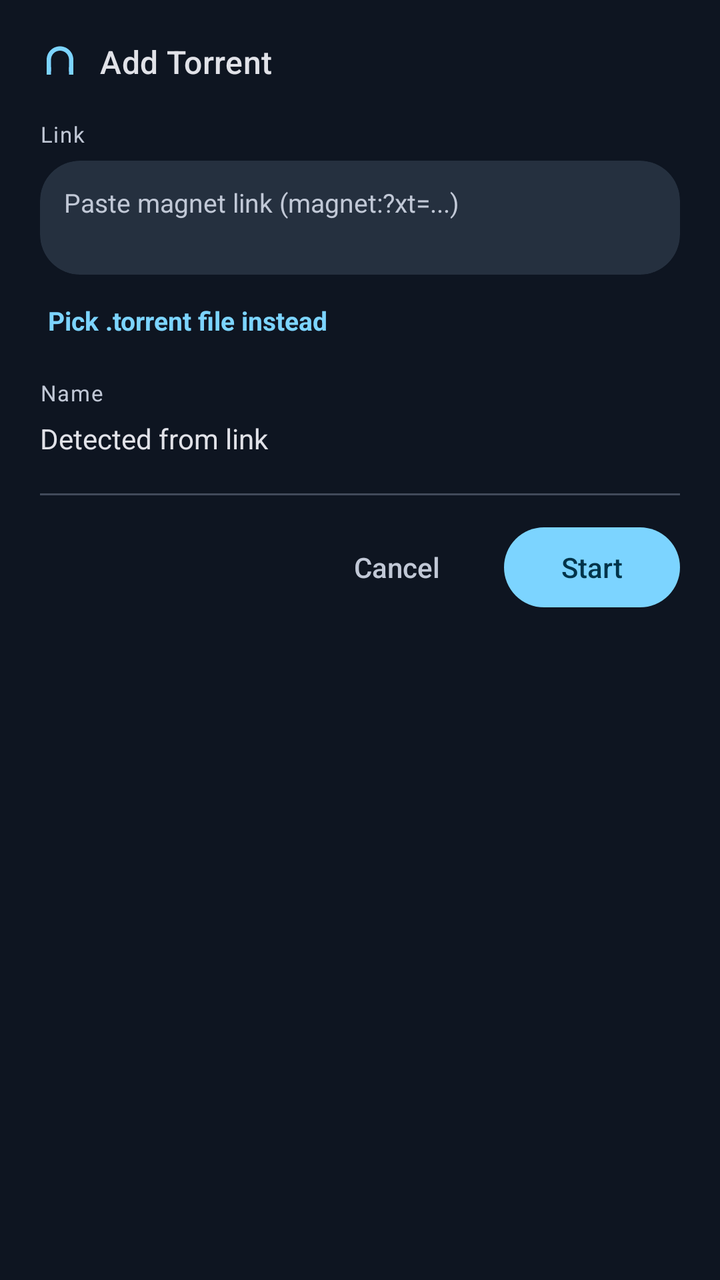
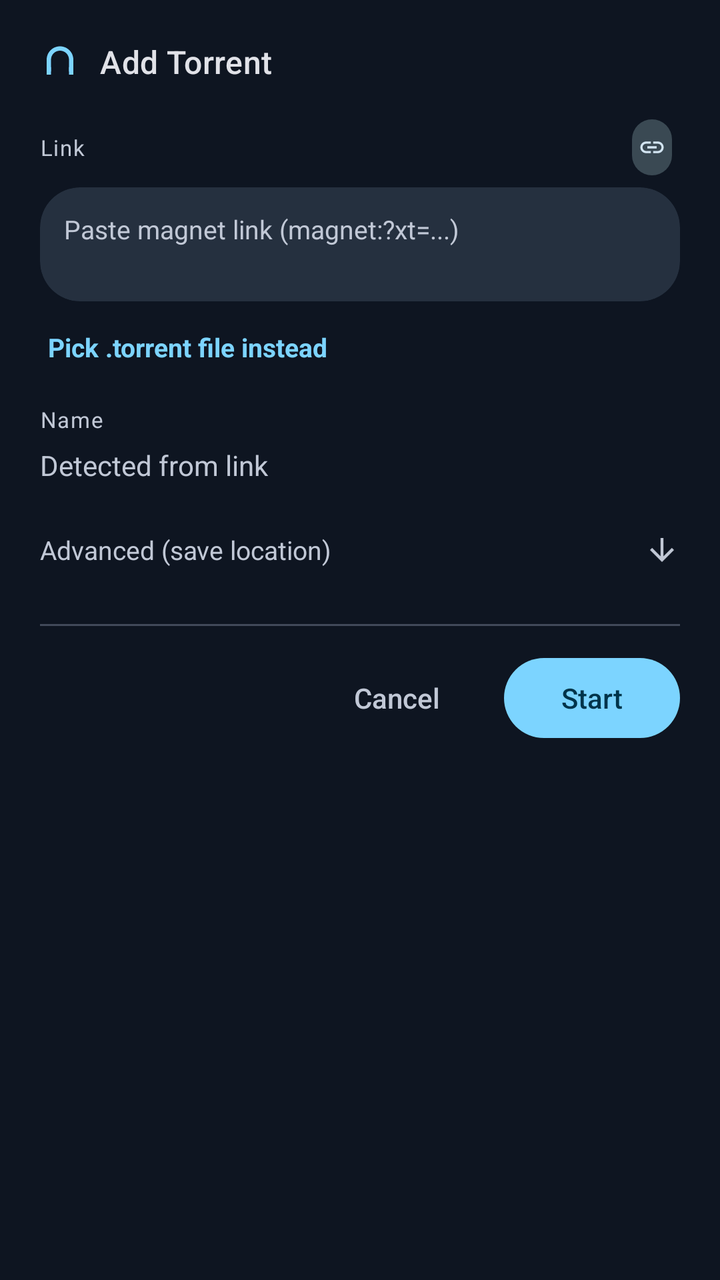

An Android layout rendered at two revisions. The XML below is the earlier revision; the diff shows what the commit changed to produce the second picture.
<!-- AndroidManifest.xml: application theme Theme.Xmd -->
<!-- res/layout/dialog_add_torrent.xml -->
<?xml version="1.0" encoding="utf-8"?>
<LinearLayout xmlns:android="http://schemas.android.com/apk/res/android"
    xmlns:app="http://schemas.android.com/apk/res-auto"
    android:layout_width="match_parent"
    android:layout_height="wrap_content"
    android:orientation="vertical"
    android:padding="20dp">

    
    <LinearLayout
        android:layout_width="match_parent"
        android:layout_height="wrap_content"
        android:orientation="horizontal"
        android:gravity="center_vertical"
        android:layout_marginBottom="18dp">

        <ImageView
            android:layout_width="20dp"
            android:layout_height="20dp"
            android:src="@drawable/ic_magnet"
            android:tint="@color/m3_primary"
            android:layout_marginEnd="10dp"
            android:contentDescription="@null" />

        <TextView
            android:layout_width="0dp"
            android:layout_height="wrap_content"
            android:layout_weight="1"
            android:text="@string/torrent_dialog_title"
            android:textColor="@color/m3_on_surface"
            android:textAppearance="@style/TextAppearance.Xmd.TitleMedium" />
    </LinearLayout>

    
    <TextView
        android:layout_width="wrap_content"
        android:layout_height="wrap_content"
        android:text="@string/torrent_dialog_link_label"
        android:textColor="@color/m3_on_surface_variant"
        android:textSize="11sp"
        android:letterSpacing="0.05"
        android:layout_marginBottom="6dp" />

    
    <com.google.android.material.card.MaterialCardView
        android:layout_width="match_parent"
        android:layout_height="wrap_content"
        app:cardBackgroundColor="@color/m3_surface_container_high"
        app:shapeAppearance="@style/ShapeAppearance.Xmd.Medium"
        app:cardElevation="0dp"
        app:strokeWidth="0dp">

        <EditText
            android:id="@+id/torrentLinkInput"
            android:layout_width="match_parent"
            android:layout_height="wrap_content"
            android:minLines="2"
            android:maxLines="4"
            android:gravity="top"
            android:inputType="textMultiLine|textNoSuggestions"
            android:background="@null"
            android:padding="12dp"
            android:hint="@string/torrent_dialog_link_hint"
            android:textColorHint="@color/m3_on_surface_variant"
            android:textColor="@color/m3_on_surface"
            android:textSize="13sp" />
    </com.google.android.material.card.MaterialCardView>

    
    <TextView
        android:id="@+id/torrentPickFileText"
        android:layout_width="wrap_content"
        android:layout_height="wrap_content"
        android:layout_marginTop="10dp"
        android:text="@string/torrent_dialog_pick_file"
        android:textColor="@color/m3_primary"
        android:textSize="13sp"
        android:textStyle="bold"
        android:background="?attr/selectableItemBackground"
        android:padding="4dp" />

    
    <TextView
        android:layout_width="wrap_content"
        android:layout_height="wrap_content"
        android:text="@string/torrent_dialog_name_label"
        android:textColor="@color/m3_on_surface_variant"
        android:textSize="11sp"
        android:letterSpacing="0.05"
        android:layout_marginTop="16dp"
        android:layout_marginBottom="6dp" />

    <TextView
        android:id="@+id/torrentNameText"
        android:layout_width="match_parent"
        android:layout_height="wrap_content"
        android:text="@string/torrent_dialog_name_placeholder"
        android:textColor="@color/m3_on_surface"
        android:textSize="14sp"
        android:maxLines="2"
        android:ellipsize="middle" />

    
    <View
        android:layout_width="match_parent"
        android:layout_height="1dp"
        android:background="@color/m3_outline_variant"
        android:layout_marginTop="18dp"
        android:layout_marginBottom="4dp" />

    
    <LinearLayout
        android:layout_width="match_parent"
        android:layout_height="wrap_content"
        android:orientation="horizontal"
        android:gravity="end"
        android:layout_marginTop="8dp">

        <com.google.android.material.button.MaterialButton
            android:id="@+id/torrentCancelButton"
            style="@style/Widget.Xmd.Button.Text"
            android:layout_width="wrap_content"
            android:layout_height="wrap_content"
            android:text="@string/action_cancel"
            android:textColor="@color/m3_on_surface_variant" />

        <com.google.android.material.button.MaterialButton
            android:id="@+id/torrentStartButton"
            style="@style/Widget.Xmd.Button"
            android:layout_width="wrap_content"
            android:layout_height="wrap_content"
            android:layout_marginStart="8dp"
            android:text="@string/action_start"
            app:backgroundTint="@color/m3_primary"
            android:textColor="@color/m3_on_primary" />
    </LinearLayout>
</LinearLayout>
<!-- resources referenced by this layout -->
<resources>
  <color name="m3_on_primary">#00344A</color>
  <color name="m3_on_surface">#E1E2E8</color>
  <color name="m3_on_surface_variant">#C1C8D6</color>
  <color name="m3_outline_variant">#414A5A</color>
  <color name="m3_primary">#7CD4FF</color>
  <color name="m3_surface_container_high">#25303F</color>
  <string name="action_cancel">Cancel</string>
  <string name="action_start">Start</string>
  <string name="torrent_dialog_link_hint">Paste magnet link (magnet:?xt=...)</string>
  <string name="torrent_dialog_link_label">Link</string>
  <string name="torrent_dialog_name_label">Name</string>
  <string name="torrent_dialog_name_placeholder">Detected from link</string>
  <string name="torrent_dialog_pick_file">Pick .torrent file instead</string>
  <string name="torrent_dialog_title">Add Torrent</string>
  <color name="m3_primary_container">#00496A</color>
  <color name="m3_on_primary_container">#C7E7FF</color>
  <color name="m3_secondary">#B7CAD6</color>
  <color name="m3_on_secondary">#22323C</color>
  <color name="m3_secondary_container">#3A4953</color>
  <color name="m3_on_secondary_container">#D3E5F2</color>
  <color name="m3_tertiary">#FFB4A0</color>
  <color name="m3_on_tertiary">#5C1900</color>
  <color name="m3_tertiary_container">#7D2C0F</color>
  <color name="m3_on_tertiary_container">#FFDBCF</color>
  <color name="m3_error">#FFB4AB</color>
  <color name="m3_on_error">#690005</color>
  <color name="m3_error_container">#93000A</color>
  <color name="m3_on_error_container">#FFDAD6</color>
  <color name="m3_background">#0E1521</color>
  <color name="m3_on_background">#E1E2E8</color>
  <color name="m3_surface">#0E1521</color>
  <color name="m3_surface_dim">#0E1521</color>
  <color name="m3_surface_bright">#343B47</color>
  <color name="m3_surface_container_lowest">#090E17</color>
  <color name="m3_surface_container_low">#161D2A</color>
  <color name="m3_surface_container">#1A2230</color>
  <color name="m3_surface_container_highest">#303B4A</color>
  <color name="m3_outline">#8B93A3</color>
  <color name="m3_inverse_surface">#E1E2E8</color>
  <color name="m3_inverse_on_surface">#1A2230</color>
  <color name="m3_inverse_primary">#00658F</color>
  <!-- unchanged entries left out for length: 24 -->
</resources>

<!-- the commit's change to res/layout/dialog_add_torrent.xml (unified diff, before → after) -->
@@ -32,14 +32,35 @@
     </LinearLayout>
 
     
-    <TextView
-        android:layout_width="wrap_content"
-        android:layout_height="wrap_content"
-        android:text="@string/torrent_dialog_link_label"
-        android:textColor="@color/m3_on_surface_variant"
-        android:textSize="11sp"
-        android:letterSpacing="0.05"
-        android:layout_marginBottom="6dp" />
+    <LinearLayout
+        android:layout_width="match_parent"
+        android:layout_height="wrap_content"
+        android:orientation="horizontal"
+        android:gravity="center_vertical"
+        android:layout_marginBottom="6dp">
+
+        <TextView
+            android:layout_width="0dp"
+            android:layout_height="wrap_content"
+            android:layout_weight="1"
+            android:text="@string/torrent_dialog_link_label"
+            android:textColor="@color/m3_on_surface_variant"
+            android:textSize="11sp"
+            android:letterSpacing="0.05" />
+
+        <com.google.android.material.button.MaterialButton
+            android:id="@+id/torrentCopyLinkButton"
+            style="@style/Widget.Xmd.IconButton.Tonal"
+            android:layout_width="28dp"
+            android:layout_height="28dp"
+            app:icon="@drawable/ic_link"
+            app:iconGravity="textStart"
+            app:iconPadding="0dp"
+            app:iconSize="14dp"
+            android:insetTop="0dp"
+            android:insetBottom="0dp"
+            android:contentDescription="@string/torrent_dialog_copy_link" />
+    </LinearLayout>
 
     
     <com.google.android.material.card.MaterialCardView
@@ -90,15 +111,92 @@
         android:layout_marginTop="16dp"
         android:layout_marginBottom="6dp" />
 
-    <TextView
-        android:id="@+id/torrentNameText"
-        android:layout_width="match_parent"
-        android:layout_height="wrap_content"
-        android:text="@string/torrent_dialog_name_placeholder"
+    
+    <EditText
+        android:id="@+id/torrentNameInput"
+        android:layout_width="match_parent"
+        android:layout_height="wrap_content"
+        android:background="@null"
+        android:padding="0dp"
+        android:hint="@string/torrent_dialog_name_placeholder"
+        android:textColorHint="@color/m3_on_surface_variant"
         android:textColor="@color/m3_on_surface"
         android:textSize="14sp"
         android:maxLines="2"
-        android:ellipsize="middle" />
+        android:inputType="text" />
+
+    
+    <LinearLayout
+        android:id="@+id/torrentAdvancedHeader"
+        android:layout_width="match_parent"
+        android:layout_height="wrap_content"
+        android:orientation="horizontal"
+        android:gravity="center_vertical"
+        android:background="?attr/selectableItemBackground"
+        android:paddingVertical="10dp"
+        android:layout_marginTop="14dp">
+
+        <TextView
+            android:layout_width="0dp"
+            android:layout_height="wrap_content"
+            android:layout_weight="1"
+            android:text="@string/torrent_dialog_advanced_label"
+            android:textColor="@color/m3_on_surface_variant"
+            android:textSize="13sp" />
+
+        <ImageView
+            android:id="@+id/torrentAdvancedChevron"
+            android:layout_width="18dp"
+            android:layout_height="18dp"
+            android:src="@drawable/ic_arrow_forward"
+            android:rotation="90"
+            android:tint="@color/m3_on_surface_variant"
+            android:contentDescription="@null" />
+    </LinearLayout>
+
+    <LinearLayout
+        android:id="@+id/torrentAdvancedContent"
+        android:layout_width="match_parent"
+        android:layout_height="wrap_content"
+        android:orientation="vertical"
+        android:visibility="gone"
+        android:paddingTop="4dp">
+
+        <TextView
+            android:layout_width="wrap_content"
+            android:layout_height="wrap_content"
+            android:text="@string/torrent_dialog_save_to_label"
+            android:textColor="@color/m3_on_surface_variant"
+            android:textSize="11sp"
+            android:letterSpacing="0.05"
+            android:layout_marginBottom="6dp" />
+
+        <LinearLayout
+            android:layout_width="match_parent"
+            android:layout_height="wrap_content"
+            android:orientation="horizontal"
+            android:gravity="center_vertical">
+
+            <TextView
+                android:id="@+id/torrentSaveToPathText"
+                android:layout_width="0dp"
+                android:layout_height="wrap_content"
+                android:layout_weight="1"
+                android:text="@string/torrent_dialog_save_to_default"
+                android:textColor="@color/m3_on_surface"
+                android:textSize="13sp"
+                android:maxLines="2"
+                android:ellipsize="start" />
+
+            <com.google.android.material.button.MaterialButton
+                android:id="@+id/torrentChangePathButton"
+                style="@style/Widget.Xmd.Button.Text"
+                android:layout_width="wrap_content"
+                android:layout_height="wrap_content"
+                android:text="@string/torrent_dialog_change_path"
+                android:textColor="@color/m3_primary" />
+        </LinearLayout>
+    </LinearLayout>
 
     
     <View
<!-- resource entries referenced after the edit -->
@@ -6,14 +6,44 @@
   <color name="m3_outline_variant">#414A5A</color>
   <color name="m3_primary">#7CD4FF</color>
   <color name="m3_surface_container_high">#25303F</color>
+  <!-- drawable ic_arrow_forward (drawable) -->
+  <?xml version="1.0" encoding="utf-8"?>
+  <vector xmlns:android="http://schemas.android.com/apk/res/android"
+      android:width="24dp" android:height="24dp"
+      android:viewportWidth="24" android:viewportHeight="24">
+      <path android:fillColor="#FF000000"
+          android:pathData="M12,4l-1.41,1.41L16.17,11H4v2h12.17l-5.58,5.59L12,20l8,-8z"/>
+  </vector>
+  <!-- drawable ic_link (drawable) -->
+  <?xml version="1.0" encoding="utf-8"?>
+  <vector xmlns:android="http://schemas.android.com/apk/res/android"
+      android:width="24dp"
+      android:height="24dp"
+      android:viewportWidth="24"
+      android:viewportHeight="24">
+      <path
+          android:fillColor="#FF000000"
+          android:pathData="M3.9,12c0,-1.71 1.39,-3.1 3.1,-3.1h4V7H7c-2.76,0 -5,2.24 -5,5s2.24,5 5,5h4v-1.9H7c-1.71,0 -3.1,-1.39 -3.1,-3.1zM8,13h8v-2H8v2zM17,7h-4v1.9h4c1.71,0 3.1,1.39 3.1,3.1s-1.39,3.1 -3.1,3.1h-4V17h4c2.76,0 5,-2.24 5,-5s-2.24,-5 -5,-5z"/>
+  </vector>
   <string name="action_cancel">Cancel</string>
   <string name="action_start">Start</string>
+  <string name="torrent_dialog_advanced_label">Advanced (save location)</string>
+  <string name="torrent_dialog_change_path">Change</string>
+  <string name="torrent_dialog_copy_link">Copy link</string>
   <string name="torrent_dialog_link_hint">Paste magnet link (magnet:?xt=...)</string>
   <string name="torrent_dialog_link_label">Link</string>
   <string name="torrent_dialog_name_label">Name</string>
   <string name="torrent_dialog_name_placeholder">Detected from link</string>
   <string name="torrent_dialog_pick_file">Pick .torrent file instead</string>
+  <string name="torrent_dialog_save_to_default">Default location</string>
+  <string name="torrent_dialog_save_to_label">Save to</string>
   <string name="torrent_dialog_title">Add Torrent</string>
+  <style name="Widget.Xmd.IconButton.Tonal" parent="Widget.Material3.Button.IconButton">
+          <item name="shapeAppearance">@style/ShapeAppearance.Xmd.Full</item>
+          <item name="backgroundTint">@color/m3_secondary_container</item>
+          <item name="iconTint">@color/m3_on_secondary_container</item>
+          <item name="rippleColor">@color/m3_on_secondary_container</item>
+      </style>
   <color name="m3_primary_container">#00496A</color>
   <color name="m3_on_primary_container">#C7E7FF</color>
   <color name="m3_secondary">#B7CAD6</color>
